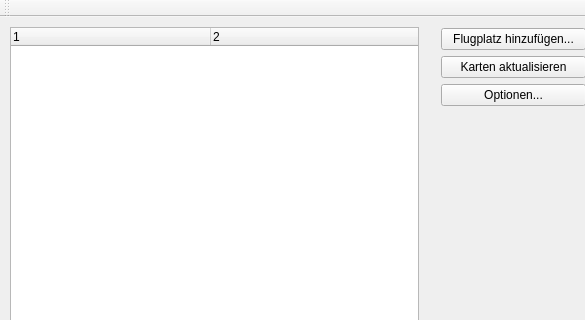
Above: ChartButler/cmainwindow.ui from joergpauly/chartbutler before the change; both pictures show x 0 to 585 and y 0 to 320 of the 585 by 579 pixel window. Below: the same form after it.
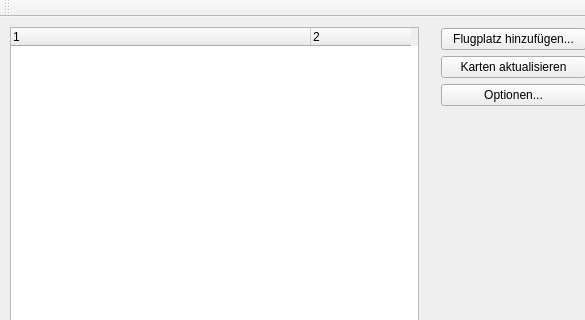
That is the form after the change. Icons and pictures are not drawn.

What changed in the file:
```diff
--- a/ChartButler/cmainwindow.ui
+++ b/ChartButler/cmainwindow.ui
@@ -52,11 +52,14 @@
         <number>2</number>
        </property>
        <attribute name="headerDefaultSectionSize">
-        <number>200</number>
+        <number>300</number>
        </attribute>
        <attribute name="headerMinimumSectionSize">
         <number>100</number>
        </attribute>
+       <attribute name="headerStretchLastSection">
+        <bool>false</bool>
+       </attribute>
        <column>
         <property name="text">
          <string notr="true">1</string>
```
Left out of the diff: 2 changed lines with no effect on the pictures.
